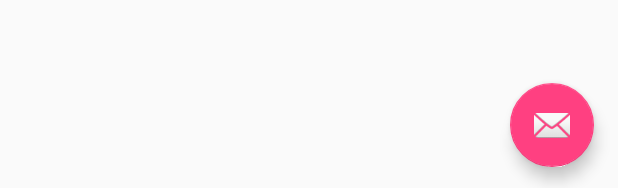
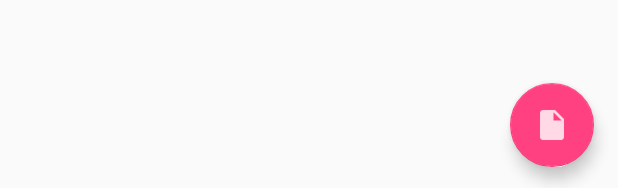
Before and after one commit to labay11/PlaylistImporter, an Android app: the layout activity_main.xml on its own in the app's theme, with its tools: preview values and no code run, on a phone screen of 412 x 824 dp. Shown: the part 1045-1233 px from the top of the screen. Run offline under Robolectric (Android 15) with nearby library versions, the phone set to English and light mode, and no system bars.

Commit message:
Updated README and icons

```diff
--- a/app/src/main/res/layout/activity_main.xml
+++ b/app/src/main/res/layout/activity_main.xml
@@ -31,6 +31,6 @@
         android:layout_height="wrap_content"
         android:layout_gravity="bottom|end"
         android:layout_margin="@dimen/fab_margin"
-        android:src="@android:drawable/ic_dialog_email"/>
+        android:src="@drawable/ic_action_name"/>
 
 </android.support.design.widget.CoordinatorLayout>
```
Also changed, not shown: app/src/main/res/drawable-hdpi/ic_action_name.png (added), app/src/main/res/drawable-mdpi/ic_action_name.png (added), app/src/main/res/drawable-xhdpi/ic_action_name.png (added), app/src/main/res/drawable-xxhdpi/ic_action_name.png (added), 1 other file.
